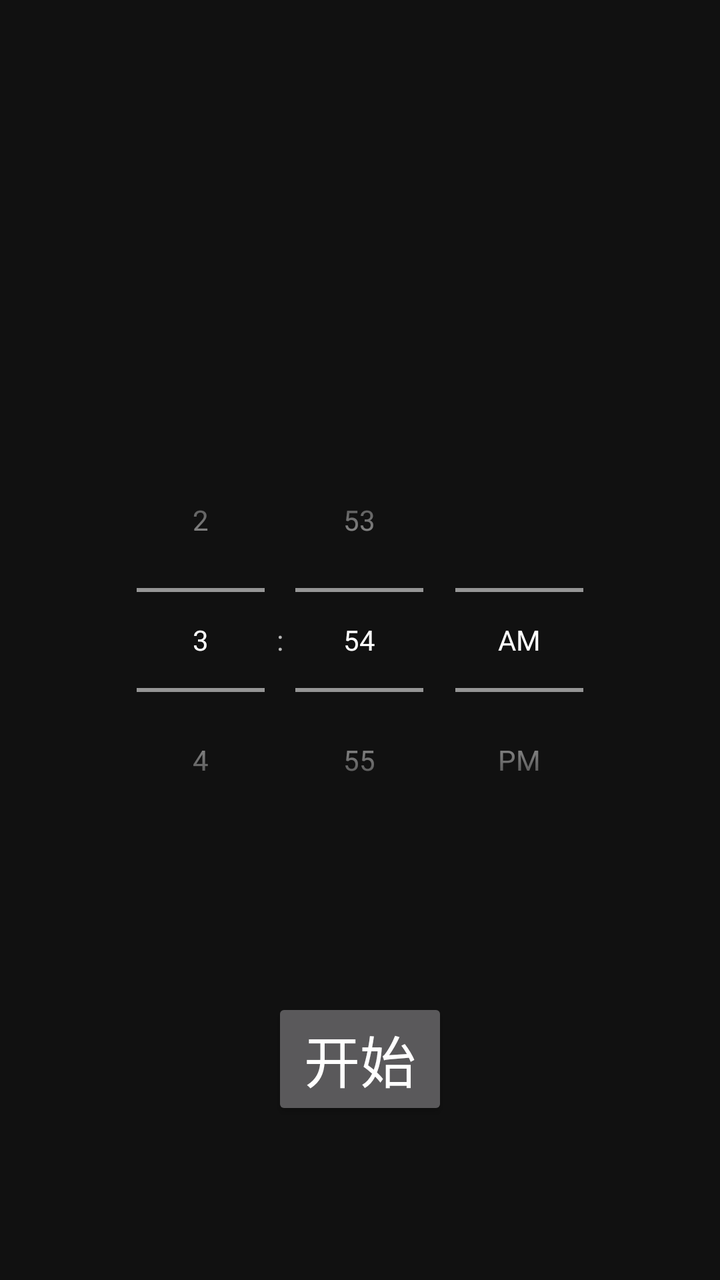
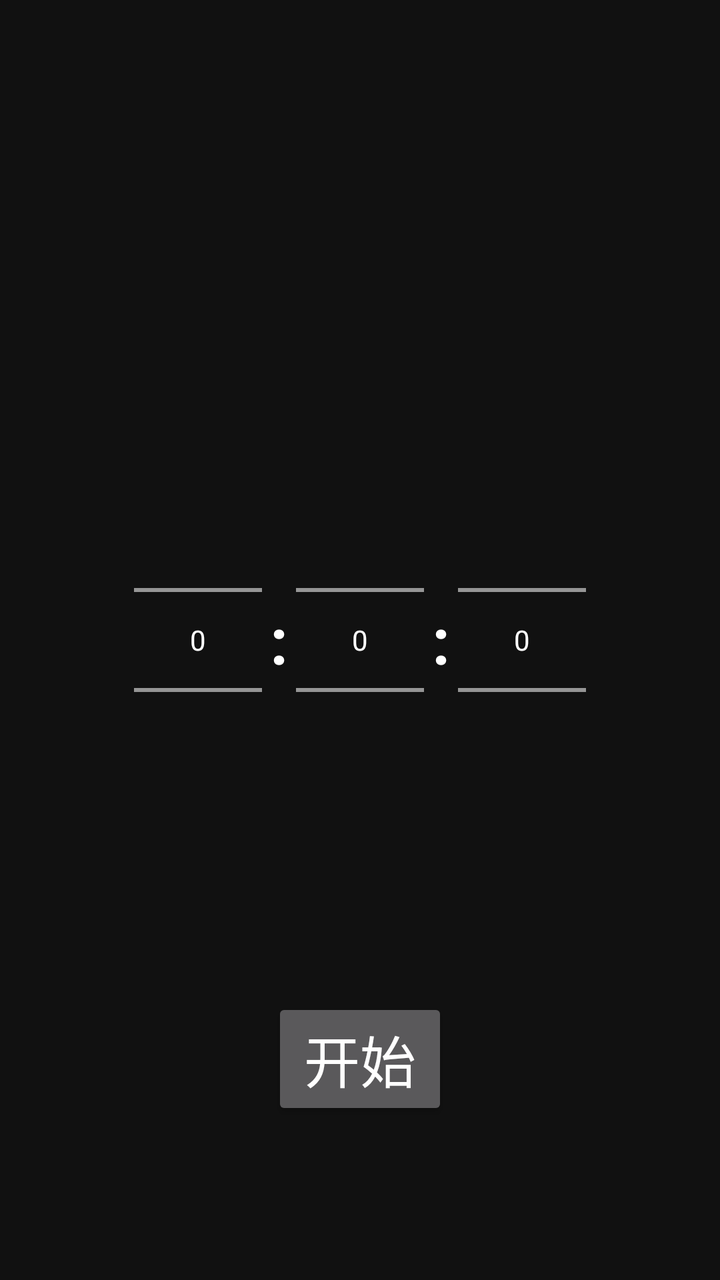

The first picture is an Android layout as it rendered before a commit; the second is the same layout after the commit. The layout source and the unified diff follow.
<!-- AndroidManifest.xml: application theme AppTheme -->
<!-- res/layout/activity_main.xml -->
<?xml version="1.0" encoding="utf-8"?>
<FrameLayout xmlns:android="http://schemas.android.com/apk/res/android"
    android:layout_width="match_parent"
    android:layout_height="match_parent"
    android:background="#111111">

    
    <TextView
        android:id="@+id/tvTimer"
        android:layout_width="wrap_content"
        android:layout_height="wrap_content"
        android:layout_gravity="center"
        android:textColor="#FFFFFF"
        android:textSize="120sp"
        android:textStyle="bold"
        android:visibility="gone" />

    
    <TimePicker
        android:id="@+id/timePicker"
        android:layout_width="wrap_content"
        android:layout_height="wrap_content"
        android:layout_gravity="center"
        android:timePickerMode="spinner"
        android:theme="@style/AppTheme" />

    
    <Button
        android:id="@+id/btnStart"
        android:layout_width="wrap_content"
        android:layout_height="wrap_content"
        android:layout_gravity="bottom|center_horizontal"
        android:layout_marginBottom="80dp"
        android:text="开始"
        android:textSize="28sp" />

    
    <Button
        android:id="@+id/btnStop"
        android:layout_width="wrap_content"
        android:layout_height="wrap_content"
        android:layout_gravity="bottom|center_horizontal"
        android:layout_marginBottom="80dp"
        android:text="停止"
        android:textSize="28sp"
        android:visibility="gone" />

</FrameLayout>
<!-- resources referenced by this layout -->
<resources>
  <style name="AppTheme" parent="Theme.AppCompat.NoActionBar">
          <item name="android:windowBackground">#111111</item>
          <item name="android:textColorPrimary">#FFFFFF</item>
          <item name="android:textColorSecondary">#AAAAAA</item>
          <item name="colorAccent">#2196F3</item>
      </style>
</resources>

<!-- the commit's change to res/layout/activity_main.xml (unified diff, before → after) -->
@@ -11,18 +11,56 @@
         android:layout_height="wrap_content"
         android:layout_gravity="center"
         android:textColor="#FFFFFF"
-        android:textSize="120sp"
+        android:textSize="72sp"
         android:textStyle="bold"
         android:visibility="gone" />
 
     
-    <TimePicker
-        android:id="@+id/timePicker"
+    <LinearLayout
+        android:id="@+id/timePickerLayout"
         android:layout_width="wrap_content"
         android:layout_height="wrap_content"
         android:layout_gravity="center"
-        android:timePickerMode="spinner"
-        android:theme="@style/AppTheme" />
+        android:orientation="horizontal"
+        android:gravity="center_vertical">
+
+        <NumberPicker
+            android:id="@+id/npHour"
+            android:layout_width="wrap_content"
+            android:layout_height="wrap_content"
+            android:theme="@style/AppTheme" />
+
+        <TextView
+            android:layout_width="wrap_content"
+            android:layout_height="wrap_content"
+            android:text=":"
+            android:textColor="#FFFFFF"
+            android:textSize="32sp"
+            android:textStyle="bold"
+            android:layout_marginHorizontal="4dp" />
+
+        <NumberPicker
+            android:id="@+id/npMinute"
+            android:layout_width="wrap_content"
+            android:layout_height="wrap_content"
+            android:theme="@style/AppTheme" />
+
+        <TextView
+            android:layout_width="wrap_content"
+            android:layout_height="wrap_content"
+            android:text=":"
+            android:textColor="#FFFFFF"
+            android:textSize="32sp"
+            android:textStyle="bold"
+            android:layout_marginHorizontal="4dp" />
+
+        <NumberPicker
+            android:id="@+id/npSecond"
+            android:layout_width="wrap_content"
+            android:layout_height="wrap_content"
+            android:theme="@style/AppTheme" />
+
+    </LinearLayout>
 
     
     <Button
